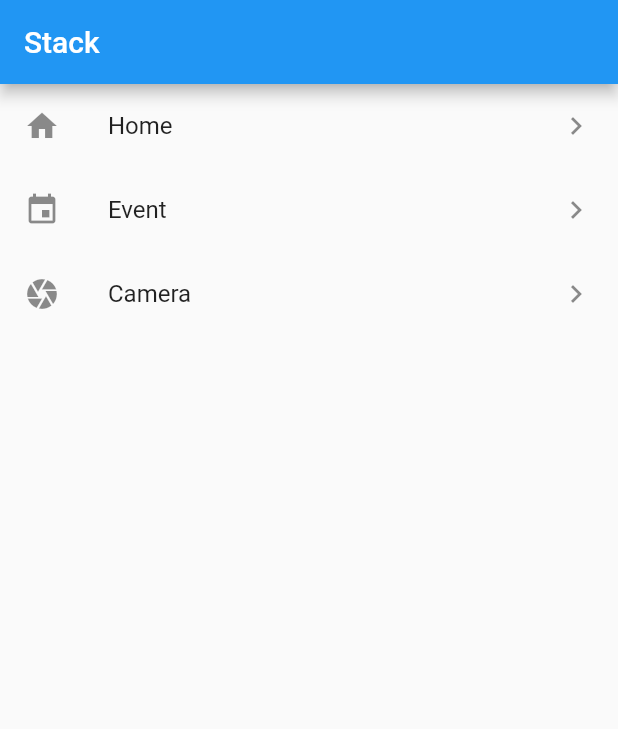
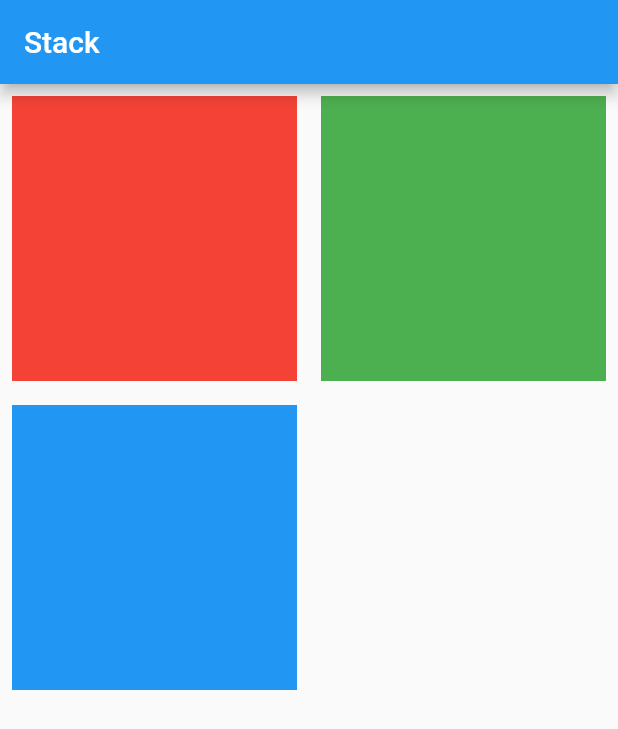
Before and after one commit to chihyeonWON/Flutter-Widget, a Flutter app: the screen it shows after launch, on a phone screen of 412 x 824 dp. Shown: the top 729 px of the screen. Run offline on Flutter 3.47's test engine with Material 2 defaults, Android fonts, the phone set to English and light mode, and no system bars.

Commit message:
GridView 실습

```diff
--- a/lib/main.dart
+++ b/lib/main.dart
@@ -26,27 +26,30 @@ class MyHomePage extends StatelessWidget {
       appBar: AppBar(
         title: Text('Stack'),
       ),
-      body: ListView(
-        scrollDirection: Axis.vertical,
+      body: GridView.count(
+        crossAxisCount: 2, // 열 수
         children:<Widget>[
-          ListTile(
-            leading:Icon(Icons.home),
-            title:Text('Home'),
-            trailing:Icon(Icons.navigate_next),
-            onTap:() {},
+          Container(
+            color:Colors.red,
+            width:100,
+            height:100,
+            padding:const EdgeInsets.all(8.0),
+            margin:const EdgeInsets.all(8.0),
           ),
-          ListTile(
-            leading:Icon(Icons.event),
-            title:Text('Event'),
-            trailing:Icon(Icons.navigate_next),
-            onTap:() {},
+          Container(
+            color:Colors.green,
+            width:100,
+            height:100,
+            padding:const EdgeInsets.all(8.0),
+            margin:const EdgeInsets.all(8.0),
           ),
-          ListTile(
-            leading:Icon(Icons.camera),
-            title:Text('Camera'),
-            trailing:Icon(Icons.navigate_next),
-            onTap:() {},
-          )
+          Container(
+            color:Colors.blue,
+            width:100,
+            height:100,
+            padding:const EdgeInsets.all(8.0),
+            margin:const EdgeInsets.all(8.0),
+          ),
         ]
       )
     );
```
